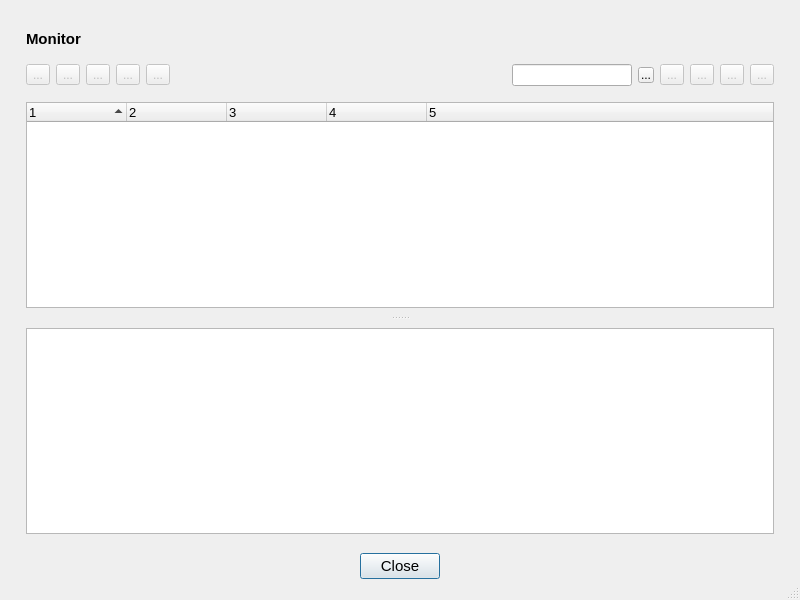
The window that sources/monitor.ui (mikaelsundell/jobman) describes before a commit, drawn with Qt 5.
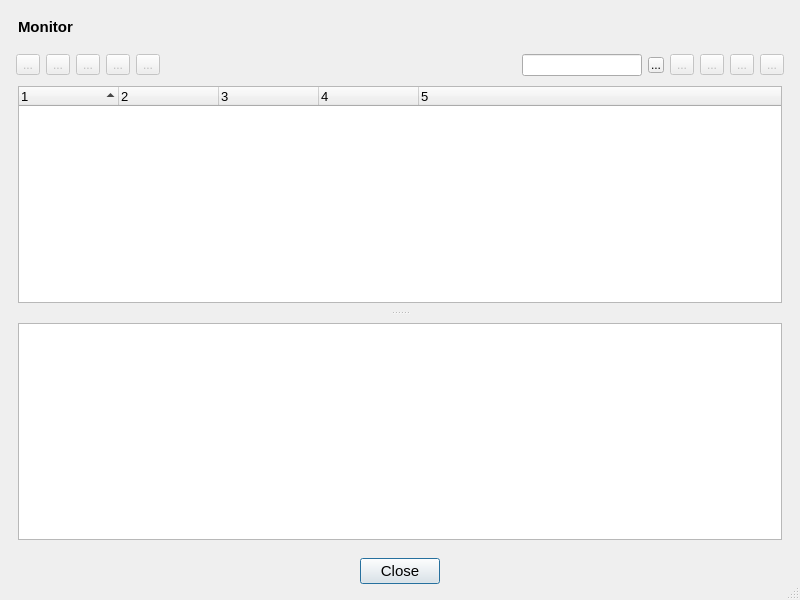
The same window after the commit. Icons and pictures are not drawn. Custom widgets are drawn as their Qt base class.

What changed in the file:
```diff
--- a/sources/monitor.ui
+++ b/sources/monitor.ui
@@ -39,16 +39,16 @@
     <number>0</number>
    </property>
    <property name="leftMargin">
-    <number>12</number>
+    <number>8</number>
    </property>
    <property name="topMargin">
-    <number>12</number>
+    <number>8</number>
    </property>
    <property name="rightMargin">
-    <number>12</number>
+    <number>8</number>
    </property>
    <property name="bottomMargin">
-    <number>12</number>
+    <number>8</number>
    </property>
    <item>
     <widget class="QWidget" name="monitorWidget" native="true">
@@ -62,14 +62,17 @@
       <string notr="true"/>
      </property>
      <layout class="QVBoxLayout" name="verticalLayout_3">
+      <property name="spacing">
+       <number>0</number>
+      </property>
       <property name="leftMargin">
-       <number>4</number>
+       <number>0</number>
       </property>
       <property name="topMargin">
-       <number>8</number>
+       <number>0</number>
       </property>
       <property name="rightMargin">
-       <number>4</number>
+       <number>0</number>
       </property>
       <property name="bottomMargin">
        <number>0</number>
@@ -124,13 +127,13 @@
         </property>
         <layout class="QHBoxLayout" name="horizontalLayout_3">
          <property name="leftMargin">
-          <number>10</number>
+          <number>8</number>
          </property>
          <property name="topMargin">
-          <number>0</number>
+          <number>8</number>
          </property>
          <property name="rightMargin">
-          <number>10</number>
+          <number>8</number>
          </property>
          <property name="bottomMargin">
           <number>0</number>
@@ -464,6 +467,21 @@
       </size>
      </property>
      <layout class="QHBoxLayout" name="horizontalLayout_2">
+      <property name="spacing">
+       <number>0</number>
+      </property>
+      <property name="leftMargin">
+       <number>8</number>
+      </property>
+      <property name="topMargin">
+       <number>8</number>
+      </property>
+      <property name="rightMargin">
+       <number>8</number>
+      </property>
+      <property name="bottomMargin">
+       <number>8</number>
+      </property>
       <item>
        <spacer name="horizontalSpacer_2">
         <property name="orientation">
```
Left out of the diff: 60 changed lines with no effect on the pictures.
